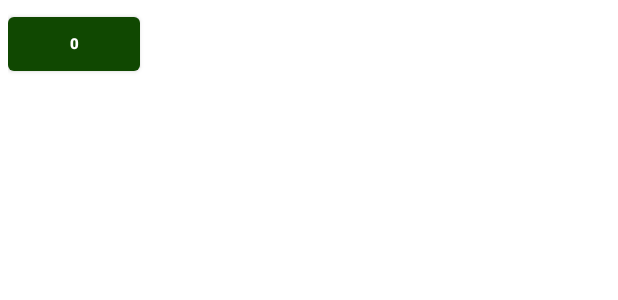
After one commit to EyesOnly5x5/BrainSupa, an Android app: the layout popup_layout.xml on its own in the app's theme, with its tools: preview values and no code run, on a phone screen of 412 x 824 dp. The commit adds this screen. Shown: the top 300 px of the screen. Run offline under Robolectric (Android 15) with nearby library versions, the light colour scheme and no system bars.

Commit message:
BrainSupa popUPmenu start

```diff
--- a/app/src/main/java/de/eyesonly5x5/brainstorm/MyDisplay.java
+++ b/app/src/main/java/de/eyesonly5x5/brainstorm/MyDisplay.java
@@ -41,7 +41,7 @@ public class MyDisplay {
         float ret = 1.0f;
         if( getMinPixels() < 600 ){
             ret = ("|SupaHirn|SupraHirni|".contains(getWoMischen())&&!flg)?0.4f:1.0f;
-            //ret = 1.0f;
+            // ret = 1.0f;
         } else if( getMinPixels() <= 1080 ){
             ret = 1.0f;
         } else if( getMinPixels() <= 1600 ){
--- /dev/null
+++ b/app/src/main/res/layout/popup_layout.xml
@@ -0,0 +1,27 @@
+<?xml version="1.0" encoding="utf-8"?>
+<RelativeLayout xmlns:android="http://schemas.android.com/apk/res/android"
+    xmlns:tools="http://schemas.android.com/tools"
+    android:layout_width="match_parent"
+    android:layout_height="match_parent"
+    android:background="@color/white"
+    tools:context=".MainActivity"
+    android:padding="5dp">
+
+    <RelativeLayout
+        android:id="@+id/popUPs"
+        android:layout_width="wrap_content"
+        android:layout_height="wrap_content"
+        android:gravity="center_horizontal">
+    </RelativeLayout>
+
+    <Button
+        android:id="@+id/btn0"
+        android:layout_width="wrap_content"
+        android:layout_height="wrap_content"
+        android:layout_below="@id/popUPs"
+        android:text="0"
+        android:gravity="center"
+        android:textSize="10sp"
+        android:textStyle="bold" />
+
+</RelativeLayout>
--- a/app/src/main/res/values/colors.xml
+++ b/app/src/main/res/values/colors.xml
@@ -1,23 +1,23 @@
 <?xml version="1.0" encoding="utf-8"?>
 <resources>
-    <color name="DarkGreen">#FF104801</color>
-    <color name="Green">#FF00FF00</color>
-    <color name="DarkRed">#FF820000</color>
-    <color name="Gelb">#FFEFD004</color>
+    <color name="DarkGreen">#104801</color>
+    <color name="Green">#00FF00</color>
+    <color name="DarkRed">#820000</color>
+    <color name="Gelb">#EFD004</color>
     <color name="Gelb2">#80EFD004</color>
-    <color name="black">#FF000000</color>
+    <color name="black">#000000</color>
     <color name="white">#FFFFFF</color>
-    <color name="gray">#FFdcdcdc</color>
-    <color name="gray1">#FFacacac</color>
-    <color name="gray2">#FFcccccc</color>
-    <color name="color1">#FF00FFFF</color>
-    <color name="color2">#FFFF0000</color>
-    <color name="color3">#FF00FF00</color>
-    <color name="color4">#FF0000FF</color>
-    <color name="color5">#FFFF00FF</color>
-    <color name="color6">#FFFFEE00</color>
-    <color name="color7">#FFA050F0</color>
-    <color name="color8">#FFACDCBC</color>
+    <color name="gray">#dcdcdc</color>
+    <color name="gray1">#acacac</color>
+    <color name="gray2">#cccccc</color>
+    <color name="color1">#00FFFF</color>
+    <color name="color2">#FF0000</color>
+    <color name="color3">#00FF00</color>
+    <color name="color4">#0000FF</color>
+    <color name="color5">#FF00FF</color>
+    <color name="color6">#FFEE00</color>
+    <color name="color7">#A050F0</color>
+    <color name="color8">#ACDCBC</color>
     <color name="Richtig0">#ABAB00</color>
     <color name="Richtig1">#FFFF00</color>
     <!-- color name="color1">#FFD71B3B</color>
--- a/app/src/main/res/values/dimens.xml
+++ b/app/src/main/res/values/dimens.xml
@@ -10,7 +10,7 @@
     <dimen name="NonoPad">2dp</dimen>
     <dimen name="NonoNG">90dp</dimen>
     <dimen name="NonoLogo">12sp</dimen>
-    <dimen name="SupaHTxt">14sp</dimen>
+    <dimen name="SupaHTxt">12sp</dimen>
     <dimen name="SudoBut">34dp</dimen>
     <dimen name="SudoButX">40dp</dimen>
     <dimen name="SudoButY">40dp</dimen>
```
Also changed, not shown: app/src/main/java/de/eyesonly5x5/brainstorm/SupaHirnActivity.java (+80 -0 lines), app/src/main/res/menu/menu_popup.xml (added, +17 -0 lines), app/src/main/res/values/themes.xml (+13 -1 lines).
